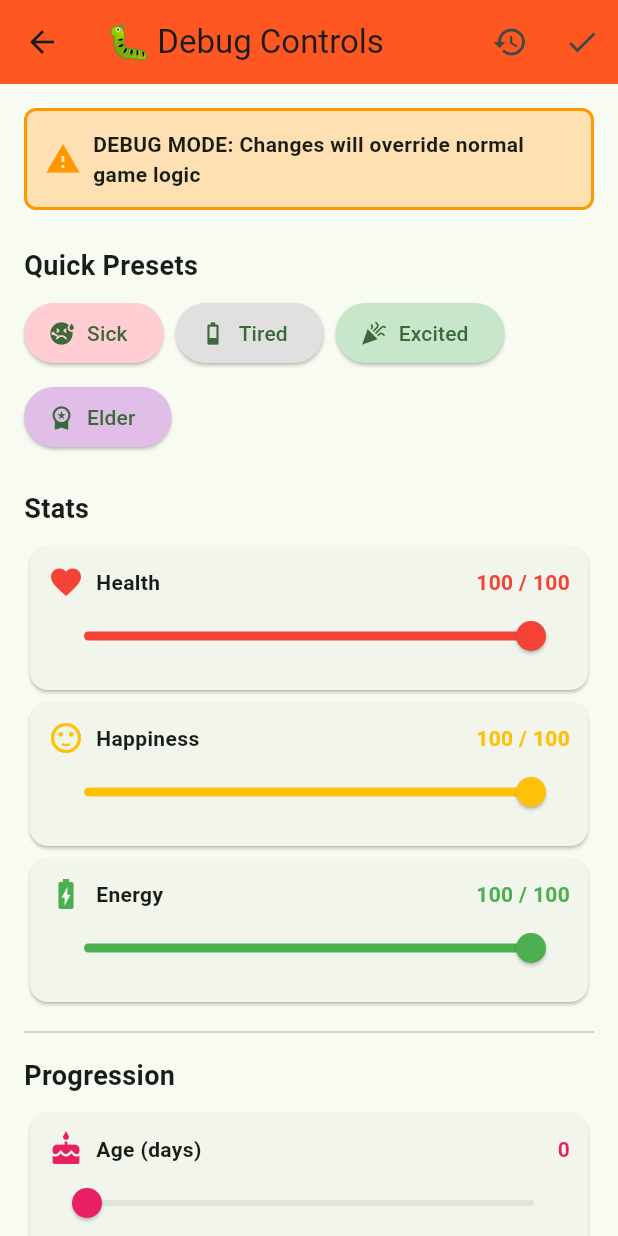
After one commit to Heriep/tamagit, a Flutter app: the screen it shows after launch, after a tap on the "bug report" icon, on a phone screen of 412 x 824 dp. The commit adds this screen. Run offline on Flutter 3.47's test engine with Material 3 defaults, Android fonts, the phone set to English and light mode, and no system bars; our stand-ins replace shared_preferences; accounts and stored records are empty.

Commit message:
add debug screen

```diff
--- a/lib/providers/pet_provider.dart
+++ b/lib/providers/pet_provider.dart
@@ -89,6 +89,15 @@ class PetProvider extends ChangeNotifier {
     }
   }
 
+  // Debug method to manually override state
+  void debugUpdateState(AquatanState newState) async {
+    if (_aquatanManager != null) {
+      _aquatanManager!.debugSetState(newState);
+      await _storageService.saveAquatanState(newState);
+      notifyListeners();
+    }
+  }
+
   @override
   void dispose() {
     _aquatanManager?.dispose();
--- /dev/null
+++ b/lib/screens/debug_screen.dart
@@ -0,0 +1,474 @@
+import 'package:flutter/material.dart';
+import 'package:provider/provider.dart';
+import '../providers/pet_provider.dart';
+import '../models/aquatan.dart';
+import '../utils/game_constants.dart';
+
+class DebugScreen extends StatefulWidget {
+  const DebugScreen({Key? key}) : super(key: key);
+
+  @override
+  State<DebugScreen> createState() => _DebugScreenState();
+}
+
+class _DebugScreenState extends State<DebugScreen> {
+  late int _health;
+  late int _happiness;
+  late int _energy;
+  late int _age;
+  late int _totalCommits;
+  late int _commitStreak;
+  late AquatanMood _selectedMood;
+  late AquatanGrowthStage _selectedStage;
+  late AquatanPose _selectedPose;
+
+  @override
+  void initState() {
+    super.initState();
+    final state = context.read<PetProvider>().state;
+    if (state != null) {
+      _health = state.health;
+      _happiness = state.happiness;
+      _energy = state.energy;
+      _age = state.age;
+      _totalCommits = state.totalCommits;
+      _commitStreak = state.commitStreak;
+      _selectedMood = state.mood;
+      _selectedStage = state.growthStage;
+      _selectedPose = state.currentPose;
+    } else {
+      _health = 100;
+      _happiness = 100;
+      _energy = 100;
+      _age = 0;
+      _totalCommits = 0;
+      _commitStreak = 0;
+      _selectedMood = AquatanMood.happy;
+      _selectedStage = AquatanGrowthStage.egg;
+      _selectedPose = AquatanPose.idle;
+    }
+  }
+
+  void _applyChanges() {
+    final petProvider = context.read<PetProvider>();
+    final currentState = petProvider.state;
+
+    if (currentState != null) {
+      final newStats = currentState.stats.copyWith(
+        health: _health,
+        happiness: _happiness,
+        energy: _energy,
+      );
+
+      final newState = currentState.copyWith(
+        stats: newStats,
+        age: _age,
+        totalCommits: _totalCommits,
+        commitStreak: _commitStreak,
+        mood: _selectedMood,
+        growthStage: _selectedStage,
+        currentPose: _selectedPose,
+      );
+
+      // Force update through the manager
+      petProvider.debugUpdateState(newState);
+
+      ScaffoldMessenger.of(context).showSnackBar(
+        const SnackBar(
+          content: Text('✅ Debug stats applied!'),
+          duration: Duration(seconds: 1),
+        ),
+      );
+    }
+  }
+
+  void _resetToDefaults() {
+    setState(() {
+      _health = 100;
+      _happiness = 100;
+      _energy = 100;
+      _age = 0;
+      _totalCommits = 0;
+      _commitStreak = 0;
+      _selectedMood = AquatanMood.happy;
+      _selectedStage = AquatanGrowthStage.egg;
+      _selectedPose = AquatanPose.idle;
+    });
+  }
+
+  void _setPreset(String preset) {
+    setState(() {
+      switch (preset) {
+        case 'sick':
+          _health = 15;
+          _happiness = 30;
+          _energy = 20;
+          _selectedMood = AquatanMood.sick;
+          break;
+        case 'tired':
+          _health = 50;
+          _happiness = 50;
+          _energy = 10;
+          _selectedMood = AquatanMood.tired;
+          break;
+        case 'excited':
+          _health = 100;
+          _happiness = 100;
+          _energy = 100;
+          _selectedMood = AquatanMood.excited;
+          break;
+        case 'elder':
+          _age = 200;
+          _totalCommits = 2000;
+          _commitStreak = 50;
+          _selectedStage = AquatanGrowthStage.elder;
+          break;
+      }
+    });
+  }
+
+  @override
+  Widget build(BuildContext context) {
+    return Scaffold(
+      appBar: AppBar(
+        title: const Text('🐛 Debug Controls'),
+        backgroundColor: Colors.deepOrange,
+        actions: [
+          IconButton(
+            icon: const Icon(Icons.restore),
+            onPressed: _resetToDefaults,
+            tooltip: 'Reset to defaults',
+          ),
+          IconButton(
+            icon: const Icon(Icons.check),
+            onPressed: _applyChanges,
+            tooltip: 'Apply changes',
+          ),
+        ],
+      ),
+      body: SingleChildScrollView(
+        padding: const EdgeInsets.all(16.0),
+        child: Column(
+          crossAxisAlignment: CrossAxisAlignment.stretch,
+          children: [
+            // Warning banner
+            Container(
+              padding: const EdgeInsets.all(12),
+              decoration: BoxDecoration(
+                color: Colors.orange[100],
+                borderRadius: BorderRadius.circular(8),
+                border: Border.all(color: Colors.orange, width: 2),
+              ),
+              child: const Row(
+                children: [
+                  Icon(Icons.warning, color: Colors.orange),
+                  SizedBox(width: 8),
+                  Expanded(
+                    child: Text(
+                      'DEBUG MODE: Changes will override normal game logic',
+                      style: TextStyle(fontWeight: FontWeight.bold),
+                    ),
+                  ),
+                ],
+              ),
+            ),
+
+            const SizedBox(height: 24),
+
+            // Quick Presets
+            const Text(
+              'Quick Presets',
+              style: TextStyle(fontSize: 18, fontWeight: FontWeight.bold),
+            ),
+            const SizedBox(height: 8),
+            Wrap(
+              spacing: 8,
+              runSpacing: 8,
+              children: [
+                ElevatedButton.icon(
+                  onPressed: () => _setPreset('sick'),
+                  icon: const Icon(Icons.sick),
+                  label: const Text('Sick'),
+                  style: ElevatedButton.styleFrom(backgroundColor: Colors.red[100]),
+                ),
+                ElevatedButton.icon(
+                  onPressed: () => _setPreset('tired'),
+                  icon: const Icon(Icons.battery_2_bar),
+                  label: const Text('Tired'),
+                  style: ElevatedButton.styleFrom(backgroundColor: Colors.grey[300]),
+                ),
+                ElevatedButton.icon(
+                  onPressed: () => _setPreset('excited'),
+                  icon: const Icon(Icons.celebration),
+                  label: const Text('Excited'),
+                  style: ElevatedButton.styleFrom(backgroundColor: Colors.green[100]),
+                ),
+                ElevatedButton.icon(
+                  onPressed: () => _setPreset('elder'),
+                  icon: const Icon(Icons.workspace_premium),
+                  label: const Text('Elder'),
+                  style: ElevatedButton.styleFrom(backgroundColor: Colors.purple[100]),
+                ),
+              ],
+            ),
+
+            const SizedBox(height: 24),
+
+            // Stats sliders
+            const Text(
+              'Stats',
+              style: TextStyle(fontSize: 18, fontWeight: FontWeight.bold),
+            ),
+            const SizedBox(height: 8),
+            _buildStatSlider(
+              'Health',
+              _health,
+              Icons.favorite,
+              Colors.red,
+              (value) => setState(() => _health = value.round()),
+            ),
+            _buildStatSlider(
+              'Happiness',
+              _happiness,
+              Icons.sentiment_satisfied,
+              Colors.amber,
+              (value) => setState(() => _happiness = value.round()),
+            ),
+            _buildStatSlider(
+              'Energy',
+              _energy,
+              Icons.battery_charging_full,
+              Colors.green,
+              (value) => setState(() => _energy = value.round()),
+            ),
+
+            const Divider(height: 32),
+
+            // Progression sliders
+            const Text(
+              'Progression',
+              style: TextStyle(fontSize: 18, fontWeight: FontWeight.bold),
+            ),
+            const SizedBox(height: 8),
+            _buildNumberSlider(
+              'Age (days)',
+              _age,
+              0,
+              365,
+              Icons.cake,
+              Colors.pink,
+              (value) => setState(() => _age = value.round()),
+            ),
+            _buildNumberSlider(
+              'Total Commits',
+              _totalCommits,
+              0,
+              5000,
+              Icons.commit,
+              Colors.blue,
+              (value) => setState(() => _totalCommits = value.round()),
+            ),
+            _buildNumberSlider(
+              'Commit Streak',
+              _commitStreak,
+              0,
+              100,
+              Icons.local_fire_department,
+              Colors.orange,
+              (value) => setState(() => _commitStreak = value.round()),
+            ),
+
+            const Divider(height: 32),
+
+            // Mood selector
+            const Text(
+              'Mood',
+              style: TextStyle(fontSize: 18, fontWeight: FontWeight.bold),
+            ),
+            const SizedBox(height: 8),
+            DropdownButtonFormField<AquatanMood>(
+              value: _selectedMood,
+              decoration: const InputDecoration(
+                border: OutlineInputBorder(),
+                prefixIcon: Icon(Icons.mood),
+              ),
+              items: AquatanMood.values.map((mood) {
+                return DropdownMenuItem(
+                  value: mood,
+                  child: Text(mood.name),
+                );
+              }).toList(),
+              onChanged: (value) {
+                if (value != null) {
+                  setState(() => _selectedMood = value);
+                }
+              },
+            ),
+
+            const SizedBox(height: 16),
+
+            // Growth stage selector
+            const Text(
+              'Growth Stage',
+              style: TextStyle(fontSize: 18, fontWeight: FontWeight.bold),
+            ),
+            const SizedBox(height: 8),
+            DropdownButtonFormField<AquatanGrowthStage>(
+              value: _selectedStage,
+              decoration: const InputDecoration(
+                border: OutlineInputBorder(),
+                prefixIcon: Icon(Icons.trending_up),
+              ),
+              items: AquatanGrowthStage.values.map((stage) {
+                return DropdownMenuItem(
+                  value: stage,
+                  child: Text(stage.name),
+                );
+              }).toList(),
+              onChanged: (value) {
+                if (value != null) {
+                  setState(() => _selectedStage = value);
+                }
+              },
+            ),
+
+            const SizedBox(height: 16),
+
+            // Pose selector
+            const Text(
+              'Current Pose',
+              style: TextStyle(fontSize: 18, fontWeight: FontWeight.bold),
+            ),
+            const SizedBox(height: 8),
+            DropdownButtonFormField<AquatanPose>(
+              value: _selectedPose,
+              decoration: const InputDecoration(
+                border: OutlineInputBorder(),
+                prefixIcon: Icon(Icons.directions_run),
+              ),
+              items: AquatanPose.values.map((pose) {
+                return DropdownMenuItem(
+                  value: pose,
+                  child: Text(pose.name),
+                );
+              }).toList(),
+              onChanged: (value) {
+                if (value != null) {
+                  setState(() => _selectedPose = value);
+                }
+              },
+            ),
+
+            const SizedBox(height: 32),
+
+            // Apply button
+            SizedBox(
+              height: 50,
+              child: ElevatedButton.icon(
+                onPressed: _applyChanges,
+                icon: const Icon(Icons.check_circle),
+                label: const Text('APPLY CHANGES'),
+                style: ElevatedButton.styleFrom(
+                  backgroundColor: Colors.deepOrange,
+                  foregroundColor: Colors.white,
+                  textStyle: const TextStyle(
+                    fontSize: 16,
+                    fontWeight: FontWeight.bold,
+                  ),
+                ),
+              ),
+            ),
+          ],
+        ),
+      ),
+    );
+  }
+
+  Widget _buildStatSlider(
+    String label,
+    int value,
+    IconData icon,
+    Color color,
+    ValueChanged<double> onChanged,
+  ) {
+    return Card(
+      child: Padding(
+        padding: const EdgeInsets.all(12.0),
+        child: Column(
+          crossAxisAlignment: CrossAxisAlignment.start,
+          children: [
+            Row(
+              children: [
+                Icon(icon, color: color),
+                const SizedBox(width: 8),
+                Text(
+                  label,
+                  style: const TextStyle(fontWeight: FontWeight.bold),
+                ),
+                const Spacer(),
+                Text(
+                  '$value / ${GameConstants.maxStat}',
+                  style: TextStyle(color: color, fontWeight: FontWeight.bold),
+                ),
+              ],
+            ),
+            Slider(
+              value: value.toDouble(),
+              min: 0,
+              max: GameConstants.maxStat.toDouble(),
+              divisions: GameConstants.maxStat,
+              label: value.toString(),
+              activeColor: color,
+              onChanged: onChanged,
+            ),
+          ],
+        ),
+      ),
+    );
+  }
+
+  Widget _buildNumberSlider(
+    String label,
+    int value,
+    int min,
+    int max,
+    IconData icon,
+    Color color,
+    ValueChanged<double> onChanged,
+  ) {
+    return Card(
+      child: Padding(
+        padding: const EdgeInsets.all(12.0),
+        child: Column(
+          crossAxisAlignment: CrossAxisAlignment.start,
+          children: [
+            Row(
+              children: [
+                Icon(icon, color: color),
+                const SizedBox(width: 8),
+                Text(
+                  label,
+                  style: const TextStyle(fontWeight: FontWeight.bold),
+                ),
+                const Spacer(),
+                Text(
+                  value.toString(),
+                  style: TextStyle(color: color, fontWeight: FontWeight.bold),
+                ),
+              ],
+            ),
+            Slider(
+              value: value.toDouble(),
+              min: min.toDouble(),
+              max: max.toDouble(),
+              divisions: max - min,
+              label: value.toString(),
+              activeColor: color,
+              onChanged: onChanged,
+            ),
+          ],
+        ),
+      ),
+    );
+  }
+}
--- a/lib/screens/home_screen.dart
+++ b/lib/screens/home_screen.dart
@@ -8,6 +8,7 @@ import '../providers/pet_provider.dart';
 import '../utils/game_constants.dart';
 import '../services/stat_calculator.dart';
 import 'statistics_screen.dart';
+import 'debug_screen.dart';
 
 class HomeScreen extends StatefulWidget {
   const HomeScreen({super.key});
@@ -344,6 +345,16 @@ class _HomeScreenState extends State<HomeScreen> {
         backgroundColor: Theme.of(context).colorScheme.inversePrimary,
         actions: [
           IconButton(
+            icon: const Icon(Icons.bug_report),
+            onPressed: () {
+              Navigator.push(
+                context,
+                MaterialPageRoute(builder: (context) => const DebugScreen()),
+              );
+            },
+            tooltip: 'Debug Controls',
+          ),
+          IconButton(
             icon: const Icon(Icons.bar_chart),
             onPressed: _navigateToStatistics,
             tooltip: 'Statistics',
--- a/lib/services/aquatan_manager.dart
+++ b/lib/services/aquatan_manager.dart
@@ -1,7 +1,7 @@
 import 'dart:async';
 import 'dart:math';
 import '../models/aquatan.dart';
-import '../services/stat_calculator.dart';
+import 'stat_calculator.dart';
 import '../utils/game_constants.dart';
 
 class AquatanManager {
@@ -160,4 +160,10 @@ class AquatanManager {
       commitStreak: streak,
     ));
   }
+
+  // Debug method to force state override
+  void debugSetState(AquatanState newState) {
+    _state = newState;
+    onStateChanged(_state);
+  }
 }
```
